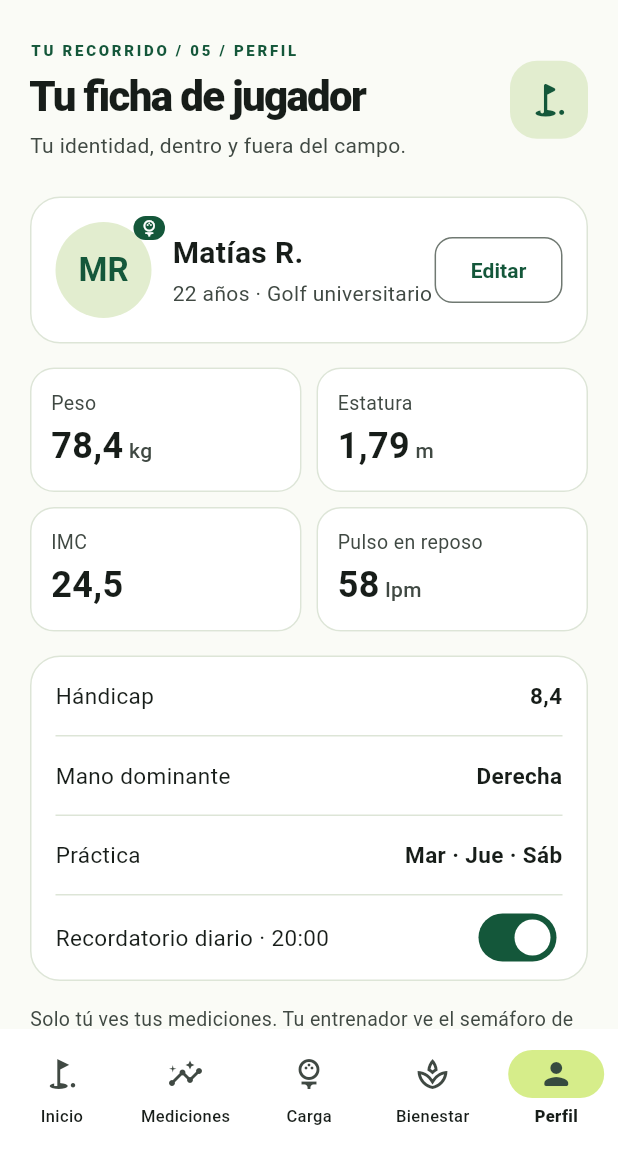
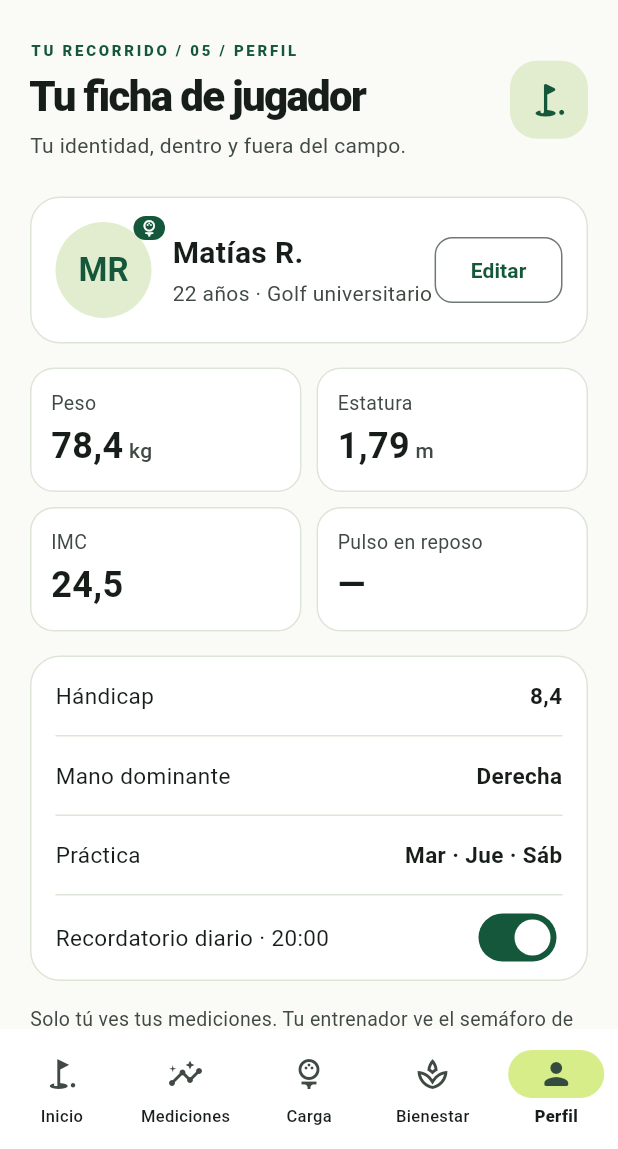
Before and after one commit to red-nato/golfy_app, a Flutter app: the screen it shows once a user with an empty profile is signed in, item 5 of the bottom bar chosen, on a phone screen of 412 x 824 dp, the part 87-1236 px from its top. Run offline on Flutter 3.47's test engine with Material 3 defaults, Android fonts, the phone set to English and light mode, and no system bars; our stand-ins replace dio, supabase_flutter; accounts and stored records are empty; network calls fail.

Commit message:
Fix: Metricas perfil actualizadas

```diff
--- a/lib/pages/perfil_page.dart
+++ b/lib/pages/perfil_page.dart
@@ -1,5 +1,6 @@
 import 'package:flutter/material.dart';
-
+import 'package:provider/provider.dart';
+import '../providers/mediciones_provider.dart';
 import '../perfil.dart';
 import '../widgets/golf_identity.dart';
 
@@ -32,6 +33,12 @@ class _PerfilPageState extends State<PerfilPage> {
     return ValueListenableBuilder<Perfil>(
       valueListenable: perfilNotifier,
       builder: (context, p, _) {
+        final ultima = context.watch<MedicionesProvider>().ultima;
+
+        final peso = ultima?.peso ?? p.peso;
+        final estatura = ultima?.estatura ?? p.estatura;
+        final imc = ultima?.imc ?? p.imc;
+        final pulso = ultima?.pulso;
         return SingleChildScrollView(
           padding: const EdgeInsets.fromLTRB(20, 12, 20, 24),
           child: Column(
@@ -51,7 +58,7 @@ class _PerfilPageState extends State<PerfilPage> {
                   Expanded(
                     child: _Dato(
                       label: 'Peso',
-                      valor: coma(p.peso),
+                      valor: coma(peso),
                       unidad: 'kg',
                     ),
                   ),
@@ -59,7 +66,7 @@ class _PerfilPageState extends State<PerfilPage> {
                   Expanded(
                     child: _Dato(
                       label: 'Estatura',
-                      valor: coma(p.estatura, 2),
+                      valor: coma(estatura, 2),
                       unidad: 'm',
                     ),
                   ),
@@ -69,14 +76,17 @@ class _PerfilPageState extends State<PerfilPage> {
               Row(
                 children: [
                   Expanded(
-                    child: _Dato(label: 'IMC', valor: coma(p.imc)),
+                    child: _Dato(
+                      label: 'IMC',
+                      valor: coma(imc),
+                    ),
                   ),
                   const SizedBox(width: 10),
-                  const Expanded(
+                  Expanded(
                     child: _Dato(
                       label: 'Pulso en reposo',
-                      valor: '58',
-                      unidad: 'lpm',
+                      valor: pulso == null ? '—' : '$pulso',
+                      unidad: pulso == null ? '' : 'lpm',
                     ),
                   ),
                 ],
```
